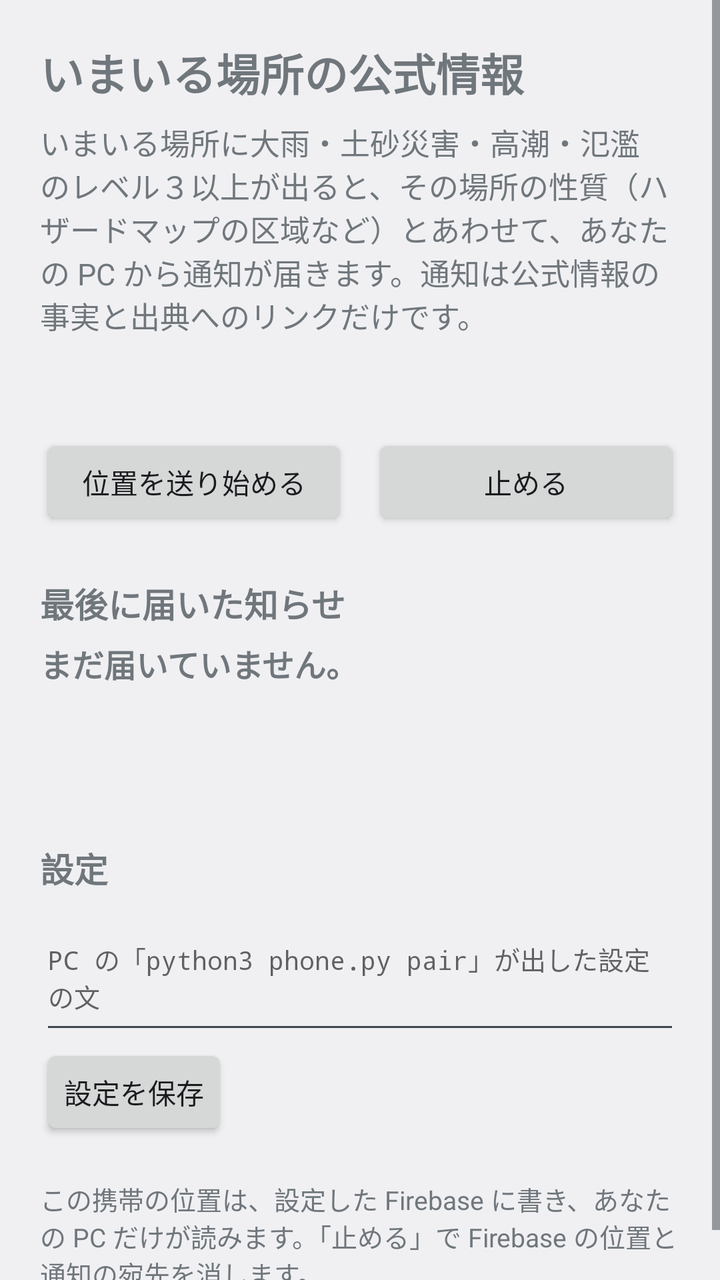
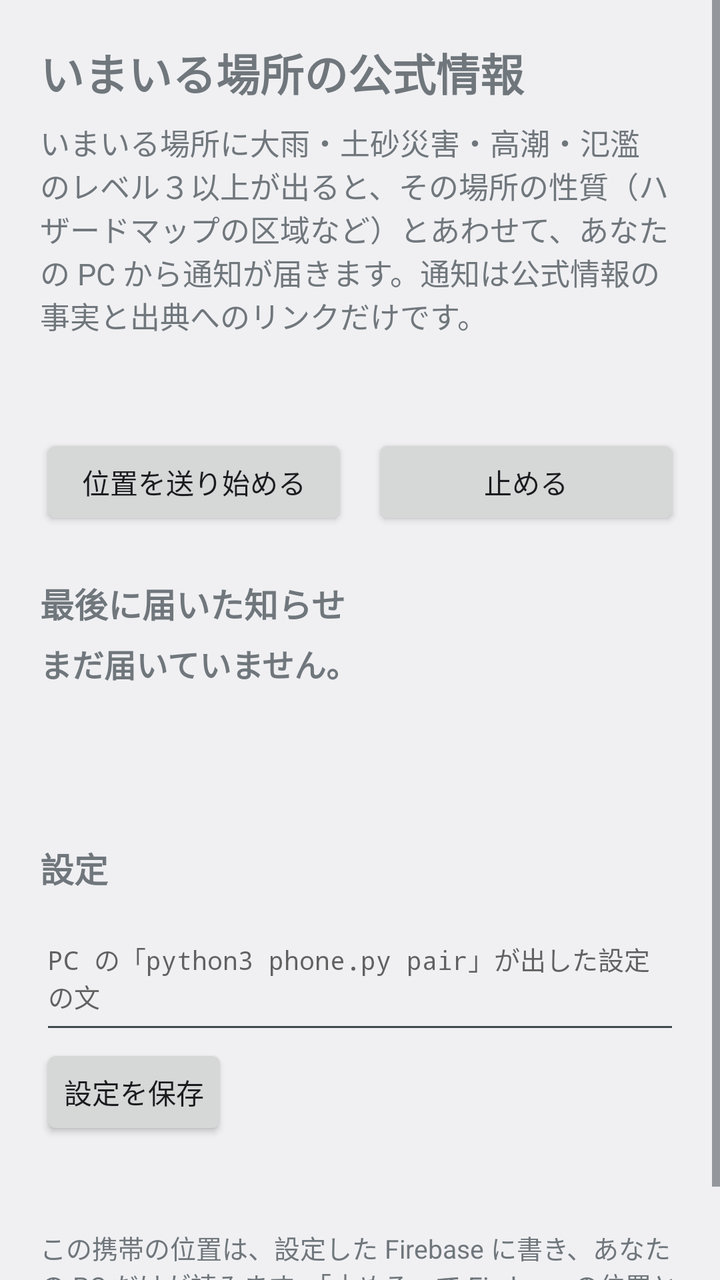

An Android layout rendered at two revisions. The XML below is the earlier revision; the diff shows what the commit changed to produce the second picture.
<!-- AndroidManifest.xml: application theme Theme.Imakoko -->
<!-- res/layout/activity_main.xml -->
<?xml version="1.0" encoding="utf-8"?>
<ScrollView xmlns:android="http://schemas.android.com/apk/res/android"
    xmlns:tools="http://schemas.android.com/tools"
    android:id="@+id/root"
    android:layout_width="match_parent"
    android:layout_height="match_parent">

    <LinearLayout
        android:layout_width="match_parent"
        android:layout_height="wrap_content"
        android:orientation="vertical"
        android:padding="20dp">

        <TextView
            android:layout_width="match_parent"
            android:layout_height="wrap_content"
            android:text="@string/app_name"
            android:textSize="22sp"
            android:textStyle="bold" />

        <TextView
            android:layout_width="match_parent"
            android:layout_height="wrap_content"
            android:layout_marginTop="8dp"
            android:text="@string/intro"
            android:textSize="15sp" />

        <TextView
            android:id="@+id/status"
            android:layout_width="match_parent"
            android:layout_height="wrap_content"
            android:layout_marginTop="16dp"
            android:lineSpacingExtra="4dp"
            android:textSize="15sp" />

        <LinearLayout
            android:layout_width="match_parent"
            android:layout_height="wrap_content"
            android:layout_marginTop="12dp"
            android:orientation="horizontal"
            tools:ignore="ButtonStyle">

            <Button
                android:id="@+id/start"
                android:layout_width="0dp"
                android:layout_height="wrap_content"
                android:layout_weight="1"
                android:text="@string/start" />

            <Button
                android:id="@+id/stop"
                android:layout_width="0dp"
                android:layout_height="wrap_content"
                android:layout_marginStart="12dp"
                android:layout_weight="1"
                android:text="@string/stop" />
        </LinearLayout>

        <TextView
            android:layout_width="match_parent"
            android:layout_height="wrap_content"
            android:layout_marginTop="24dp"
            android:text="@string/last_notice"
            android:textSize="17sp"
            android:textStyle="bold" />

        <TextView
            android:id="@+id/notice_title"
            android:layout_width="match_parent"
            android:layout_height="wrap_content"
            android:layout_marginTop="6dp"
            android:text="@string/no_notice"
            android:textSize="16sp"
            android:textStyle="bold" />

        <TextView
            android:id="@+id/notice_body"
            android:layout_width="match_parent"
            android:layout_height="wrap_content"
            android:layout_marginTop="4dp"
            android:lineSpacingExtra="3dp"
            android:textIsSelectable="true"
            android:textSize="15sp" />

        <TextView
            android:id="@+id/notice_meta"
            android:layout_width="match_parent"
            android:layout_height="wrap_content"
            android:layout_marginTop="4dp"
            android:textSize="13sp" />

        <LinearLayout
            android:id="@+id/links"
            android:layout_width="match_parent"
            android:layout_height="wrap_content"
            android:layout_marginTop="4dp"
            android:orientation="vertical" />

        <TextView
            android:layout_width="match_parent"
            android:layout_height="wrap_content"
            android:layout_marginTop="28dp"
            android:text="@string/setup_title"
            android:textSize="17sp"
            android:textStyle="bold" />

        <EditText
            android:id="@+id/setup"
            android:layout_width="match_parent"
            android:layout_height="wrap_content"
            android:layout_marginTop="6dp"
            android:fontFamily="monospace"
            android:hint="@string/setup_hint"
            android:importantForAutofill="no"
            android:inputType="textMultiLine|textNoSuggestions"
            android:minLines="3"
            android:textSize="13sp" />

        <Button
            android:id="@+id/save_setup"
            android:layout_width="wrap_content"
            android:layout_height="wrap_content"
            android:text="@string/save_setup" />

        <TextView
            android:layout_width="match_parent"
            android:layout_height="wrap_content"
            android:layout_marginTop="20dp"
            android:text="@string/privacy"
            android:textSize="13sp" />
    </LinearLayout>
</ScrollView>
<!-- resources referenced by this layout -->
<resources>
  <string name="app_name">いまいる場所の公式情報</string>
  <string name="intro">いまいる場所に大雨・土砂災害・高潮・氾濫のレベル３以上が出ると、その場所の性質（ハザードマップの区域など）とあわせて、あなたの PC から通知が届きます。通知は公式情報の事実と出典へのリンクだけです。</string>
  <string name="last_notice">最後に届いた知らせ</string>
  <string name="no_notice">まだ届いていません。</string>
  <string name="privacy">この携帯の位置は、設定した Firebase に書き、あなたの PC だけが読みます。「止める」で Firebase の位置と通知の宛先を消します。</string>
  <string name="save_setup">設定を保存</string>
  <string name="setup_hint">PC の「python3 phone.py pair」が出した設定の文</string>
  <string name="setup_title">設定</string>
  <string name="start">位置を送り始める</string>
  <string name="stop">止める</string>
  <style name="Theme.Imakoko" parent="@android:style/Theme.DeviceDefault.DayNight">
          <item name="android:windowActionBar">false</item>
          <item name="android:windowNoTitle">true</item>
          <item name="android:statusBarColor">@android:color/transparent</item>
          <item name="android:navigationBarColor">@android:color/transparent</item>
          <item name="android:windowLightStatusBar">true</item>
          <item name="android:windowLightNavigationBar">true</item>
      </style>
</resources>

<!-- the commit's change to res/layout/activity_main.xml (unified diff, before → after) -->
@@ -123,6 +123,14 @@
             android:text="@string/save_setup" />
 
         <TextView
+            android:id="@+id/setup_result"
+            android:layout_width="match_parent"
+            android:layout_height="wrap_content"
+            android:layout_marginTop="4dp"
+            android:textSize="15sp"
+            android:textStyle="bold" />
+
+        <TextView
             android:layout_width="match_parent"
             android:layout_height="wrap_content"
             android:layout_marginTop="20dp"
